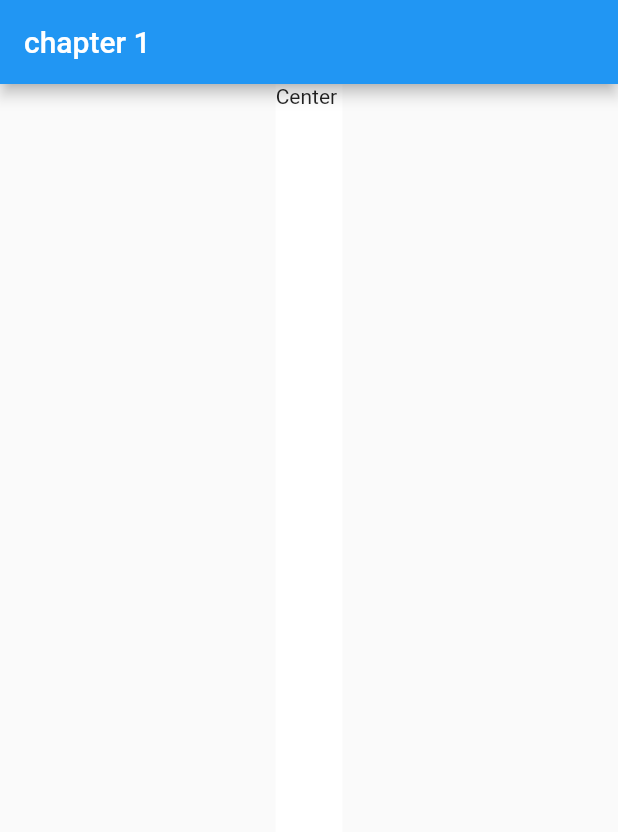
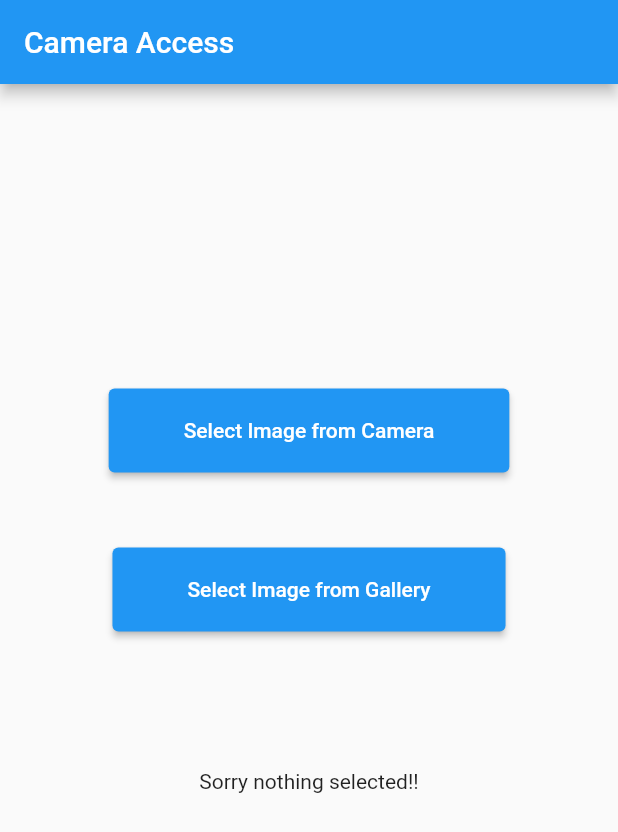
Before and after one commit to mrwhitedeveloper/flutter-chapter, a Flutter app: the screen it shows after launch, on a phone screen of 412 x 824 dp. Shown: the top 832 px of the screen. Run offline on Flutter 3.47's test engine with Material 2 defaults, Android fonts, the phone set to English and light mode, and no system bars; our stand-ins replace image_picker.

Commit message:
Camera and Gallery access

```diff
--- /dev/null
+++ b/lib/camera_access.dart
@@ -0,0 +1,76 @@
+import 'dart:io';
+
+import 'package:flutter/material.dart';
+import 'package:image_picker/image_picker.dart';
+
+class CameraAccess extends StatefulWidget {
+  const CameraAccess({Key? key}) : super(key: key);
+
+  @override
+  State<StatefulWidget> createState() {
+    return CameraAccessState();
+  }
+}
+
+class CameraAccessState extends State<CameraAccess> {
+  File? imageFile;
+  //display image selected from gallery
+  selectFromCamera() async {
+    XFile? image = await ImagePicker().pickImage(source: ImageSource.camera);
+    setState(() {
+      imageFile = File(image!.path);
+    });
+  }
+
+  selectFromGallery() async {
+    XFile? image = await ImagePicker().pickImage(source: ImageSource.gallery);
+    setState(() {
+      imageFile = File(image!.path);
+    });
+  }
+
+  @override
+  Widget build(BuildContext context) {
+    return MaterialApp(
+        debugShowCheckedModeBanner: false,
+        home: Scaffold(
+          appBar: AppBar(
+            title: const Text("Camera Access"),
+          ),
+          body: Builder(
+            builder: (BuildContext context) {
+              return Center(
+                child: Column(
+                  mainAxisAlignment: MainAxisAlignment.center,
+                  children: <Widget>[
+                    ElevatedButton(
+                        style: ElevatedButton.styleFrom(
+                            padding: const EdgeInsets.symmetric(
+                                horizontal: 50, vertical: 20)),
+                        onPressed: selectFromCamera,
+                        child: const Text('Select Image from Camera')),
+                    const SizedBox(
+                      height: 50,
+                    ),
+                    ElevatedButton(
+                        style: ElevatedButton.styleFrom(
+                            padding: const EdgeInsets.symmetric(
+                                horizontal: 50, vertical: 20)),
+                        onPressed: selectFromGallery,
+                        child: const Text('Select Image from Gallery')),
+                    SizedBox(
+                      height: 200.0,
+                      width: 300.0,
+                      child: imageFile == null
+                          ? const Center(
+                              child: Text('Sorry nothing selected!!'))
+                          : Center(child: Image.file(imageFile!)),
+                    )
+                  ],
+                ),
+              );
+            },
+          ),
+        ));
+  }
+}
--- a/lib/main.dart
+++ b/lib/main.dart
@@ -1,6 +1,6 @@
-import 'package:chapter/first_app.dart';
+import 'package:chapter/camera_access.dart';
 import 'package:flutter/material.dart';
 
 void main() {
-  runApp(const FirstApp());
+  runApp(const CameraAccess());
 }
--- a/pubspec.yaml
+++ b/pubspec.yaml
@@ -34,7 +34,7 @@ dependencies:
   # The following adds the Cupertino Icons font to your application.
   # Use with the CupertinoIcons class for iOS style icons.
   cupertino_icons: ^1.0.2
-
+  image_picker: ^0.8.5+3
 dev_dependencies:
   flutter_test:
     sdk: flutter
```
Also changed, not shown: pubspec.lock, 1 other file.
